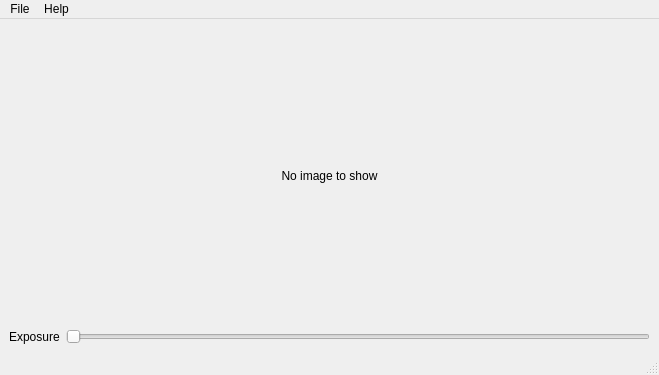
First picture: the form in mainwindow.ui, repository jlemein/exr-viewer, before the edit.
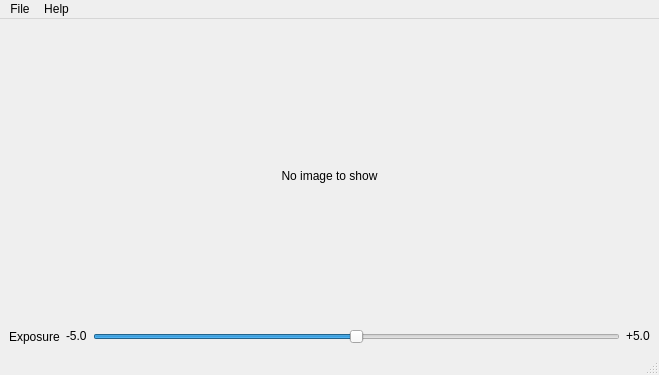
Second picture: the form after the edit.

Commit message: Separated logic in exposure control, cleaned up the code base. Added OpenExr dependency. Removed tinyexr dependency.

What changed in the file:
```diff
--- a/mainwindow.ui
+++ b/mainwindow.ui
@@ -33,6 +33,9 @@
     </item>
     <item>
      <layout class="QHBoxLayout" name="horizontalLayout">
+      <property name="sizeConstraint">
+       <enum>QLayout::SetDefaultConstraint</enum>
+      </property>
       <item>
        <widget class="QLabel" name="label">
         <property name="text">
@@ -41,12 +44,44 @@
        </widget>
       </item>
       <item>
-       <widget class="QSlider" name="horizontalSlider">
+       <widget class="QLabel" name="label_2">
+        <property name="sizePolicy">
+         <sizepolicy hsizetype="Preferred" vsizetype="Fixed">
+          <horstretch>0</horstretch>
+          <verstretch>0</verstretch>
+         </sizepolicy>
+        </property>
+        <property name="text">
+         <string>-5.0</string>
+        </property>
+       </widget>
+      </item>
+      <item>
+       <widget class="QSlider" name="exposureSlider">
+        <property name="minimum">
+         <number>-400</number>
+        </property>
+        <property name="maximum">
+         <number>400</number>
+        </property>
         <property name="orientation">
          <enum>Qt::Horizontal</enum>
         </property>
        </widget>
       </item>
+      <item>
+       <widget class="QLabel" name="label_3">
+        <property name="sizePolicy">
+         <sizepolicy hsizetype="Preferred" vsizetype="Fixed">
+          <horstretch>0</horstretch>
+          <verstretch>0</verstretch>
+         </sizepolicy>
+        </property>
+        <property name="text">
+         <string>+5.0</string>
+        </property>
+       </widget>
+      </item>
      </layout>
     </item>
    </layout>
```
Left out of the diff: 6 changed lines with no effect on the pictures. The commit also changes 17 other files.
